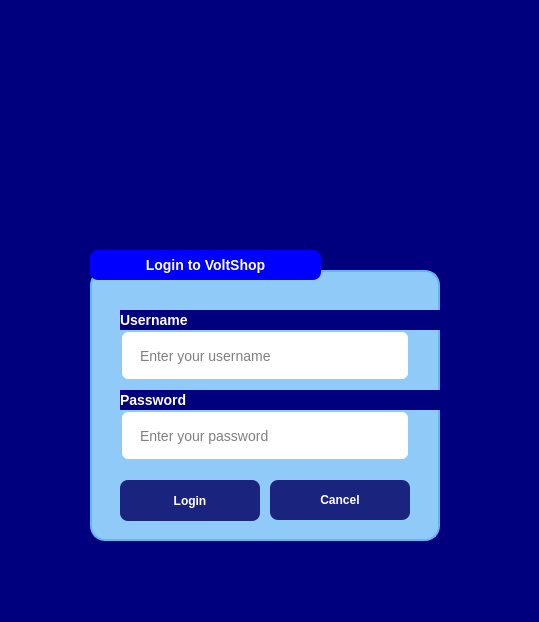
Old version of the form Login.ui in the repository Esprit-UP-Algo/projetpcc-2a26-voltshop.
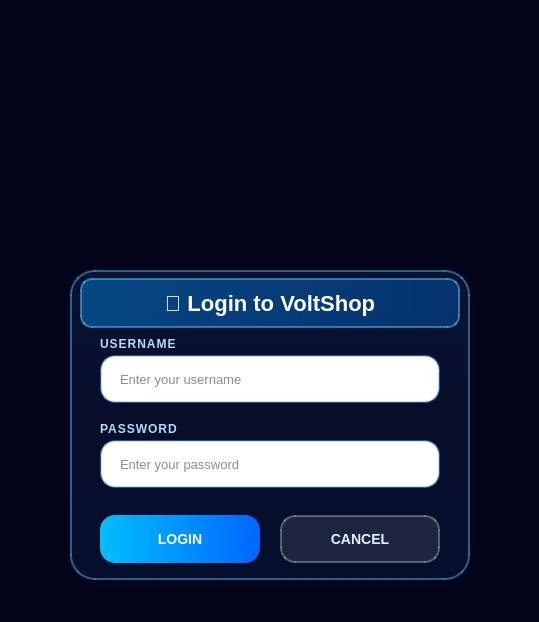
New version of the form. Icons and pictures are not drawn.

```diff
--- a/Login.ui
+++ b/Login.ui
@@ -1,7 +1,7 @@
 <?xml version="1.0" encoding="UTF-8"?>
 <ui version="4.0">
  <class>Login</class>
- <widget class="QWidget" name="Form">
+ <widget class="QDialog" name="Login">
   <property name="geometry">
    <rect>
     <x>0</x>
@@ -14,88 +14,48 @@
    <string>Form</string>
   </property>
   <property name="styleSheet">
-   <string notr="true">QWidget {
-  background-color: rgb(0, 0, 127);
-    background-image: radial-gradient(circle, #3f51b5 1px, transparent 1px);
-    background-size: 20px 20px;
-}
-
-QPushButton {
-    font: 900 12pt &quot;Segoe UI&quot;;
-    background-color: #1a237e;
-    color: white;
-    border-radius: 8px;
-    padding: 12px 20px;
-    border: none;
-    font-weight: bold;
-}
-
-QPushButton:hover {
-    background-color: #283593;
-}
-
-QPushButton:pressed {
-    background-color: #0d1a5c;
-}
-
-QLineEdit {
-    background-color: white;
-    border: 2px solid #90caf9;
-    border-radius: 8px;
-    padding: 12px 16px;
-    font-size: 14px;
-    color: #000000;
-    font-family: &quot;Segoe UI&quot;, Arial;
-}
-
-QLineEdit:focus {
-    border: 2px solid #2196f3;
-    background-color: #ffffff;
-}
-
-QLineEdit::placeholder {
-    color: #9e9e9e;
-}
-
-QLabel {
-    color: #1a237e;
-    font-family: &quot;Segoe UI&quot;, Arial;
-    font-weight: bold;
-    font-size: 14px;
-}
-
-QGroupBox {
-    background-color: #90caf9;
-    border: 2px solid #64b5f6;
-    border-radius: 15px;
-    margin-top: 20px;
-    padding: 25px;
-    font-family: &quot;Segoe UI&quot;, Arial;
-    font-size: 16px;
-    font-weight: bold;
-    color: white;
-}
-
-QGroupBox::title {
-    subcontrol-origin: margin;
-    subcontrol-position: top left;
-    padding: 10px 20px;
-    background-color: #1a237e;
-    color: white;
-    border-radius: 8px;
-    font-size: 18px;
-    font-weight: bold;
+   <string notr="true">QDialog#Login {
+    background-image: url(:/images/ressource/LoginBack.jpg);
+    background-repeat: no-repeat;
+    background-position: center;
+    background-color: #02051a;
 }</string>
   </property>
+  <widget class="QLabel" name="label">
+   <property name="geometry">
+    <rect>
+     <x>160</x>
+     <y>80</y>
+     <width>221</width>
+     <height>171</height>
+    </rect>
+   </property>
+   <property name="text">
+    <string/>
+   </property>
+   <property name="pixmap">
+    <pixmap resource="resources.qrc">:/images/ressource/logo12.png</pixmap>
+   </property>
+   <property name="scaledContents">
+    <bool>true</bool>
+   </property>
+  </widget>
   <widget class="QGroupBox" name="loginGroupBox">
    <property name="geometry">
     <rect>
-     <x>90</x>
-     <y>250</y>
-     <width>350</width>
-     <height>291</height>
+     <x>70</x>
+     <y>270</y>
+     <width>400</width>
+     <height>310</height>
     </rect>
    </property>
+   <property name="styleSheet">
+    <string notr="true">QGroupBox#loginGroupBox {
+    background: qlineargradient(x1:0, y1:0, x2:0, y2:1, stop:0 rgba(30, 60, 120, 0.25), stop:0.5 rgba(20, 45, 100, 0.22), stop:1 rgba(15, 35, 85, 0.28));
+    border-radius: 25px;
+    border: 2px solid rgba(80, 180, 255, 0.5);
+}</string>
+   </property>
    <property name="title">
     <string/>
    </property>
@@ -103,11 +63,25 @@
     <property name="geometry">
      <rect>
       <x>30</x>
-      <y>80</y>
-      <width>290</width>
-      <height>51</height>
+      <y>85</y>
+      <width>340</width>
+      <height>48</height>
      </rect>
     </property>
+    <property name="styleSheet">
+     <string notr="true">QLineEdit {
+    background: white;
+    border-radius: 15px;
+    border: 2px solid rgba(100, 180, 255, 0.4);
+    padding: 12px 16px;
+    font-size: 13px;
+    color: #1a1a1a;
+}
+QLineEdit:focus {
+    border: 2px solid #00BFFF;
+    background: #ffffff;
+}</string>
+    </property>
     <property name="placeholderText">
      <string>Enter your username</string>
     </property>
@@ -116,11 +90,25 @@
     <property name="geometry">
      <rect>
       <x>30</x>
-      <y>160</y>
-      <width>290</width>
-      <height>51</height>
+      <y>170</y>
+      <width>340</width>
+      <height>48</height>
      </rect>
     </property>
+    <property name="styleSheet">
+     <string notr="true">QLineEdit {
+    background: white;
+    border-radius: 15px;
+    border: 2px solid rgba(100, 180, 255, 0.4);
+    padding: 12px 16px;
+    font-size: 13px;
+    color: #1a1a1a;
+}
+QLineEdit:focus {
+    border: 2px solid #00BFFF;
+    background: #ffffff;
+}</string>
+    </property>
     <property name="echoMode">
      <enum>QLineEdit::EchoMode::Password</enum>
     </property>
@@ -132,109 +120,135 @@
     <property name="geometry">
      <rect>
       <x>30</x>
-      <y>230</y>
-      <width>140</width>
-      <height>41</height>
+      <y>245</y>
+      <width>160</width>
+      <height>48</height>
      </rect>
     </property>
+    <property name="styleSheet">
+     <string notr="true">QPushButton {
+    background: qlineargradient(x1:0, y1:0, x2:1, y2:0, stop:0 #00BFFF, stop:1 #0066FF);
+    border-radius: 15px;
+    color: white;
+    font-size: 14px;
+    font-weight: bold;
+    border: none;
+}
+QPushButton:hover {
+    background: qlineargradient(x1:0, y1:0, x2:1, y2:0, stop:0 #33D6FF, stop:1 #3380FF);
+}
+QPushButton:pressed {
+    background: #0066CC;
+}</string>
+    </property>
     <property name="text">
-     <string>Login</string>
-    </property>
-    <property name="iconSize">
-     <size>
-      <width>16</width>
-      <height>16</height>
-     </size>
+     <string>LOGIN</string>
     </property>
    </widget>
    <widget class="QPushButton" name="cancelButton">
     <property name="geometry">
      <rect>
-      <x>180</x>
-      <y>230</y>
-      <width>140</width>
-      <height>40</height>
+      <x>210</x>
+      <y>245</y>
+      <width>160</width>
+      <height>48</height>
      </rect>
     </property>
+    <property name="styleSheet">
+     <string notr="true">QPushButton {
+    background: rgba(255, 255, 255, 0.1);
+    color: #E0F0FF;
+    border-radius: 15px;
+    border: 2px solid rgba(255, 255, 255, 0.3);
+    font-size: 14px;
+    font-weight: bold;
+}
+QPushButton:hover {
+    background: rgba(255, 255, 255, 0.2);
+    border: 2px solid rgba(255, 255, 255, 0.5);
+}
+QPushButton:pressed {
+    background: rgba(255, 255, 255, 0.3);
+}</string>
+    </property>
     <property name="text">
-     <string>Cancel</string>
+     <string>CANCEL</string>
     </property>
    </widget>
    <widget class="QLabel" name="label_2">
     <property name="geometry">
      <rect>
       <x>30</x>
-      <y>60</y>
-      <width>321</width>
-      <height>20</height>
+      <y>63</y>
+      <width>340</width>
+      <height>22</height>
      </rect>
     </property>
     <property name="styleSheet">
-     <string notr="true">font: 900 9pt &quot;Swis721 Blk BT&quot;;
-color:white;
-</string>
+     <string notr="true">QLabel {
+    color: #B3D9FF;
+    font-size: 12px;
+    font-weight: bold;
+    background: transparent;
+    text-transform: uppercase;
+    letter-spacing: 1px;
+}</string>
     </property>
     <property name="text">
-     <string>Username</string>
+     <string>USERNAME</string>
     </property>
    </widget>
    <widget class="QLabel" name="label_3">
     <property name="geometry">
      <rect>
       <x>30</x>
-      <y>140</y>
-      <width>331</width>
-      <height>20</height>
+      <y>148</y>
+      <width>340</width>
+      <height>22</height>
      </rect>
     </property>
     <property name="styleSheet">
-     <string notr="true">font: 900 9pt &quot;Swis721 Blk BT&quot;;
-color:white;
-</string>
+     <string notr="true">QLabel {
+    color: #B3D9FF;
+    font-size: 12px;
+    font-weight: bold;
+    background: transparent;
+    text-transform: uppercase;
+    letter-spacing: 1px;
+}</string>
     </property>
     <property name="text">
-     <string>Password</string>
+     <string>PASSWORD</string>
     </property>
    </widget>
    <widget class="QLabel" name="titleLabel">
     <property name="geometry">
      <rect>
-      <x>0</x>
-      <y>0</y>
-      <width>231</width>
-      <height>30</height>
+      <x>10</x>
+      <y>8</y>
+      <width>380</width>
+      <height>50</height>
      </rect>
     </property>
     <property name="styleSheet">
-     <string notr="true">background-color: blue; color: white; font: bold 16pt &quot;Segoe UI&quot;; border-radius: 8px; padding: 5px;</string>
+     <string notr="true">QLabel {
+    font-size: 22px;
+    font-weight: bold;
+    color: white;
+    background: qlineargradient(x1:0, y1:0, x2:1, y2:0, stop:0 rgba(0, 150, 255, 0.4), stop:1 rgba(0, 100, 200, 0.4));
+    border-radius: 12px;
+    border: 2px solid rgba(100, 200, 255, 0.5);
+    padding: 8px;
+}</string>
     </property>
     <property name="text">
-     <string>Login to VoltShop</string>
+     <string>🔐 Login to VoltShop</string>
     </property>
     <property name="alignment">
      <set>Qt::AlignmentFlag::AlignCenter</set>
     </property>
    </widget>
   </widget>
-  <widget class="QLabel" name="label">
-   <property name="geometry">
-    <rect>
-     <x>160</x>
-     <y>60</y>
-     <width>221</width>
-     <height>171</height>
-    </rect>
-   </property>
-   <property name="text">
-    <string/>
-   </property>
-   <property name="pixmap">
-    <pixmap resource="resources.qrc">:/images/ressource/logo.jpeg</pixmap>
-   </property>
-   <property name="scaledContents">
-    <bool>true</bool>
-   </property>
-  </widget>
  </widget>
  <resources>
   <include location="resources.qrc"/>
```
Left out of the diff: 2 changed lines with no effect on the pictures.
